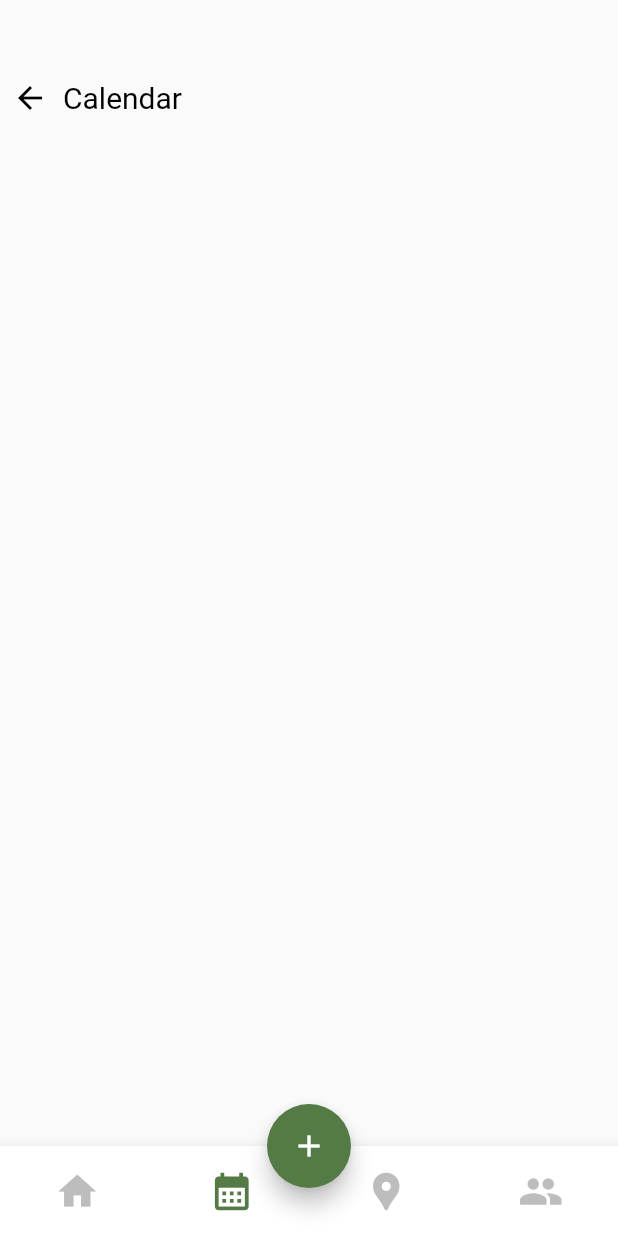
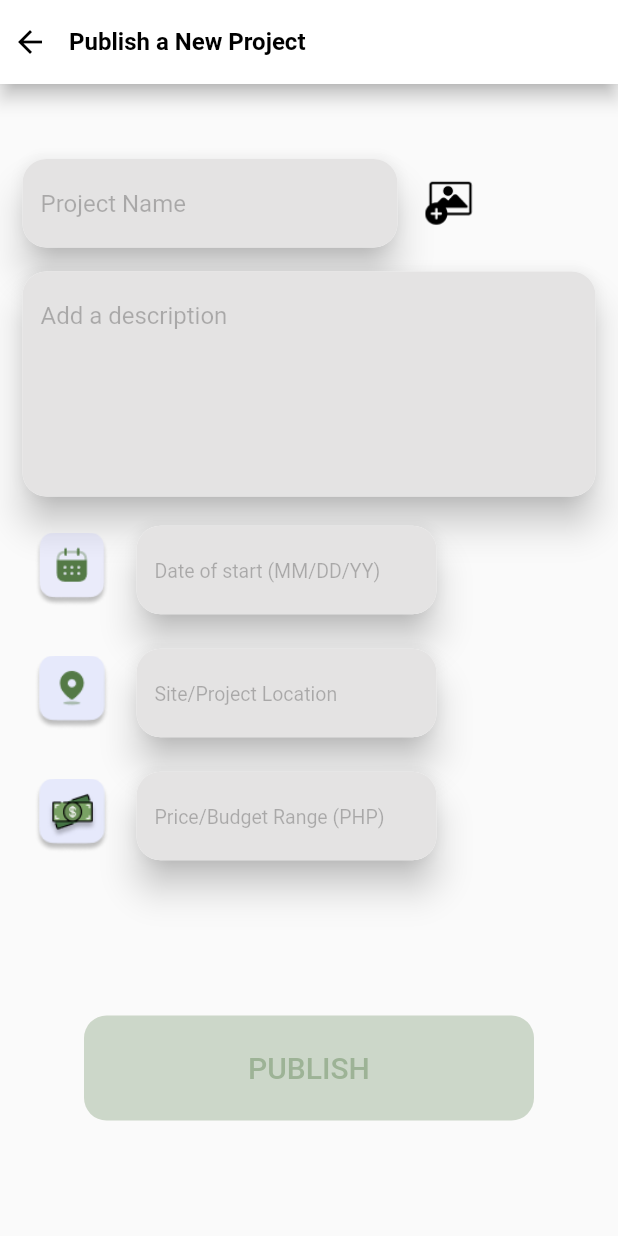
Before and after one commit to zhrssh/unicon-app, a Flutter app: the Home screen opened directly, item 2 of the bottom bar chosen, after a tap on the "add" icon, on a phone screen of 412 x 824 dp. Run offline on Flutter 3.47's test engine with Material 2 defaults, Android fonts, the light colour scheme and no system bars.

Commit message:
Added publishing a job page

```diff
--- a/unicon/lib/constants/navigation_routes.dart
+++ b/unicon/lib/constants/navigation_routes.dart
@@ -1,4 +1,5 @@
 import 'package:flutter/material.dart';
+import 'package:untitled/views/company/publish_project.dart';
 import '../views/calendar.dart';
 import '../views/home.dart';
 import '../views/dashboard.dart';
@@ -68,3 +69,8 @@ Future navigateToRegTypePage(context) async {
   Navigator.push(
       context, MaterialPageRoute(builder: (context) => const RegTypePage()));
 }
+
+Future navigateToPublishProjectPage(context) async {
+  Navigator.push(context,
+      MaterialPageRoute(builder: (context) => const PublishProjectPage()));
+}
--- /dev/null
+++ b/unicon/lib/views/company/publish_project.dart
@@ -0,0 +1,334 @@
+import 'package:flutter/foundation.dart';
+import 'package:flutter/material.dart';
+
+class PublishProjectPage extends StatefulWidget {
+  const PublishProjectPage({super.key});
+
+  @override
+  State<PublishProjectPage> createState() => _PublishProjectPageState();
+}
+
+class _PublishProjectPageState extends State<PublishProjectPage> {
+  late TextEditingController _projectNameController;
+  late TextEditingController _dateController;
+  late TextEditingController _locationController;
+  bool allFieldsFilled =
+      false; // boolean to detect whether text forms are filled
+
+  @override
+  void initState() {
+    _projectNameController = TextEditingController();
+    _dateController = TextEditingController();
+    _locationController = TextEditingController();
+
+    // listners to all text fields
+    _projectNameController.addListener(_checkAllFieldsFilled);
+    _dateController.addListener(_checkAllFieldsFilled);
+    _locationController.addListener(_checkAllFieldsFilled);
+    super.initState();
+  }
+
+  @override
+  void dispose() {
+    _projectNameController.dispose();
+    _dateController.dispose();
+    _locationController.dispose();
+    super.dispose();
+  }
+
+  void clearText() {
+    _projectNameController.clear();
+    _dateController.clear();
+    _locationController.clear();
+  }
+
+  void _checkAllFieldsFilled() {
+    setState(() {
+      allFieldsFilled = _projectNameController.text.isNotEmpty &&
+          _dateController.text.isNotEmpty &&
+          _locationController.text.isNotEmpty;
+    });
+  }
+
+  @override
+  Widget build(BuildContext context) {
+    return GestureDetector(
+      onTap: () {
+        FocusManager.instance.primaryFocus?.unfocus();
+      },
+      child: Scaffold(
+        appBar: AppBar(
+          elevation: 5,
+          backgroundColor: Colors.white,
+          leading: const BackButton(
+            color: Colors.black,
+          ),
+          leadingWidth: 30,
+          title: const Text("Publish a New Project"),
+          titleTextStyle: const TextStyle(
+            color: Colors.black,
+            fontWeight: FontWeight.bold,
+            fontSize: 16,
+          ),
+        ),
+        body: SingleChildScrollView(
+          padding: const EdgeInsets.fromLTRB(0, 50, 0, 50),
+          child: Column(
+            mainAxisAlignment: MainAxisAlignment.start,
+            children: <Widget>[
+              Padding(
+                padding: const EdgeInsets.fromLTRB(15, 0, 15, 0),
+                child: Row(
+                  children: <Widget>[
+                    Material(
+                      elevation: 10,
+                      borderRadius: BorderRadius.circular(16),
+                      child: SizedBox(
+                        width: 250,
+                        child: TextField(
+                          cursorColor: const Color.fromARGB(255, 98, 126, 88),
+                          decoration: InputDecoration(
+                            filled: true,
+                            fillColor: const Color.fromARGB(255, 228, 227, 227),
+                            border: OutlineInputBorder(
+                              borderSide: BorderSide.none,
+                              borderRadius: BorderRadius.circular(16),
+                            ),
+                            hintText: "Project Name",
+                            hintStyle: const TextStyle(
+                              color: Colors.black26,
+                            ),
+                          ),
+                          controller: _projectNameController,
+                        ),
+                      ),
+                    ),
+                    const SizedBox(
+                      width: 10,
+                    ),
+                    IconButton(
+                      onPressed: () {},
+                      icon: SizedBox(
+                        height: 50,
+                        child: Image.asset("assets/icons/upload.png"),
+                      ),
+                    ),
+                  ],
+                ),
+              ),
+              const SizedBox(
+                height: 16,
+              ),
+              Padding(
+                padding: const EdgeInsets.fromLTRB(15, 0, 15, 0),
+                child: SizedBox(
+                  height: 150,
+                  child: Material(
+                    elevation: 10,
+                    borderRadius: BorderRadius.circular(16),
+                    child: TextField(
+                      cursorColor: const Color.fromARGB(255, 98, 126, 88),
+                      maxLines: 6,
+                      decoration: InputDecoration(
+                        filled: true,
+                        fillColor: const Color.fromARGB(255, 228, 227, 227),
+                        border: OutlineInputBorder(
+                          borderSide: BorderSide.none,
+                          borderRadius: BorderRadius.circular(16),
+                        ),
+                        hintText: "Add a description",
+                        hintStyle: const TextStyle(
+                          color: Colors.black26,
+                        ),
+                      ),
+                    ),
+                  ),
+                ),
+              ),
+              const SizedBox(
+                height: 16,
+              ),
+              Padding(
+                padding: const EdgeInsets.fromLTRB(15, 0, 15, 0),
+                child: Row(
+                  children: <Widget>[
+                    IconButton(
+                      onPressed: () {},
+                      // splashColor: const Color.fromARGB(255, 98, 126, 88),
+                      splashColor: const Color.fromARGB(255, 98, 126, 88),
+                      splashRadius: 22,
+                      iconSize: 50,
+                      icon: SizedBox(
+                        child: Image.asset("assets/icons/Date.png"),
+                      ),
+                    ),
+                    const SizedBox(
+                      width: 10,
+                    ),
+                    Material(
+                      elevation: 10,
+                      borderRadius: BorderRadius.circular(16),
+                      child: SizedBox(
+                        width: 200,
+                        child: TextField(
+                          cursorColor: const Color.fromARGB(255, 98, 126, 88),
+                          decoration: InputDecoration(
+                            filled: true,
+                            fillColor: const Color.fromARGB(255, 228, 227, 227),
+                            border: OutlineInputBorder(
+                              borderSide: BorderSide.none,
+                              borderRadius: BorderRadius.circular(16),
+                            ),
+                            hintText: "Date of start (MM/DD/YY)",
+                            hintStyle: const TextStyle(
+                              color: Colors.black26,
+                              fontSize: 13,
+                            ),
+                          ),
+                          controller: _dateController,
+                        ),
+                      ),
+                    ),
+                  ],
+                ),
+              ),
+              const SizedBox(
+                height: 16,
+              ),
+              Padding(
+                padding: const EdgeInsets.fromLTRB(15, 0, 15, 0),
+                child: Row(
+                  children: <Widget>[
+                    IconButton(
+                      onPressed: () {},
+                      // splashColor: const Color.fromARGB(255, 98, 126, 88),
+                      splashColor: const Color.fromARGB(255, 98, 126, 88),
+                      splashRadius: 22,
+                      iconSize: 50,
+                      icon: SizedBox(
+                        child: Image.asset("assets/icons/Location2.png"),
+                      ),
+                    ),
+                    const SizedBox(
+                      width: 10,
+                    ),
+                    Material(
+                      elevation: 10,
+                      borderRadius: BorderRadius.circular(16),
+                      child: SizedBox(
+                        width: 200,
+                        child: TextField(
+                          cursorColor: const Color.fromARGB(255, 98, 126, 88),
+                          decoration: InputDecoration(
+                            filled: true,
+                            fillColor: const Color.fromARGB(255, 228, 227, 227),
+                            border: OutlineInputBorder(
+                              borderSide: BorderSide.none,
+                              borderRadius: BorderRadius.circular(16),
+                            ),
+                            hintText: "Site/Project Location",
+                            hintStyle: const TextStyle(
+                              color: Colors.black26,
+                              fontSize: 13,
+                            ),
+                          ),
+                          controller: _locationController,
+                        ),
+                      ),
+                    ),
+                  ],
+                ),
+              ),
+              const SizedBox(
+                height: 16,
+              ),
+              Padding(
+                padding: const EdgeInsets.fromLTRB(15, 0, 15, 0),
+                child: Row(
+                  children: <Widget>[
+                    IconButton(
+                      onPressed: () {},
+                      // splashColor: const Color.fromARGB(255, 98, 126, 88),
+                      splashColor: const Color.fromARGB(255, 98, 126, 88),
+                      splashRadius: 22,
+                      iconSize: 50,
+                      icon: SizedBox(
+                        child: Image.asset("assets/icons/cash.png"),
+                      ),
+                    ),
+                    const SizedBox(
+                      width: 10,
+                    ),
+                    Material(
+                      elevation: 10,
+                      borderRadius: BorderRadius.circular(16),
+                      child: SizedBox(
+                        width: 200,
+                        child: TextField(
+                          cursorColor: const Color.fromARGB(255, 98, 126, 88),
+                          decoration: InputDecoration(
+                            filled: true,
+                            fillColor: const Color.fromARGB(255, 228, 227, 227),
+                            border: OutlineInputBorder(
+                              borderSide: BorderSide.none,
+                              borderRadius: BorderRadius.circular(16),
+                            ),
+                            hintText: "Price/Budget Range (PHP)",
+                            hintStyle: const TextStyle(
+                              color: Colors.black26,
+                              fontSize: 13,
+                            ),
+                          ),
+                        ),
+                      ),
+                    ),
+                  ],
+                ),
+              ),
+              const SizedBox(
+                height: 100,
+              ),
+              ElevatedButton(
+                onPressed: allFieldsFilled
+                    ? () {
+                        _publish;
+                      }
+                    : null,
+                style: ElevatedButton.styleFrom(
+                  fixedSize: const Size(300, 70),
+                  disabledForegroundColor:
+                      const Color.fromARGB(100, 84, 122, 70),
+                  disabledBackgroundColor:
+                      const Color.fromARGB(70, 84, 122, 70),
+                  backgroundColor: const Color.fromARGB(255, 84, 122, 70),
+                  shape: RoundedRectangleBorder(
+                    borderRadius: BorderRadius.circular(15),
+                  ),
+                ),
+                child: const SizedBox(
+                  height: 60,
+                  width: 250,
+                  child: Align(
+                    alignment: Alignment.center,
+                    child: Text(
+                      "PUBLISH",
+                      style: TextStyle(
+                        fontSize: 20,
+                      ),
+                    ),
+                  ),
+                ),
+              )
+            ],
+          ),
+        ),
+      ),
+    );
+  }
+}
+
+void _publish() {
+  if (kDebugMode) {
+    print("Publish button presesd");
+  }
+}
--- a/unicon/lib/views/home.dart
+++ b/unicon/lib/views/home.dart
@@ -1,5 +1,6 @@
 import 'package:flutter/material.dart';
 
+import '../constants/navigation_routes.dart';
 import 'calendar.dart';
 import 'dashboard.dart';
 import 'location.dart';
@@ -36,7 +37,9 @@ class _HomeState extends State<Home> {
       ),
       floatingActionButton: FloatingActionButton(
         backgroundColor: const Color.fromARGB(255, 84, 122, 70), // green bg
-        onPressed: () {},
+        onPressed: () {
+          navigateToPublishProjectPage(context);
+          },
         child: const Icon(Icons.add),
       ),
       floatingActionButtonLocation: FloatingActionButtonLocation.centerDocked,
```
Also changed, not shown: unicon/assets/icons/Date.png (added), unicon/assets/icons/Location2.png (added), unicon/assets/icons/cash.png (added), unicon/assets/icons/upload.png (added).
